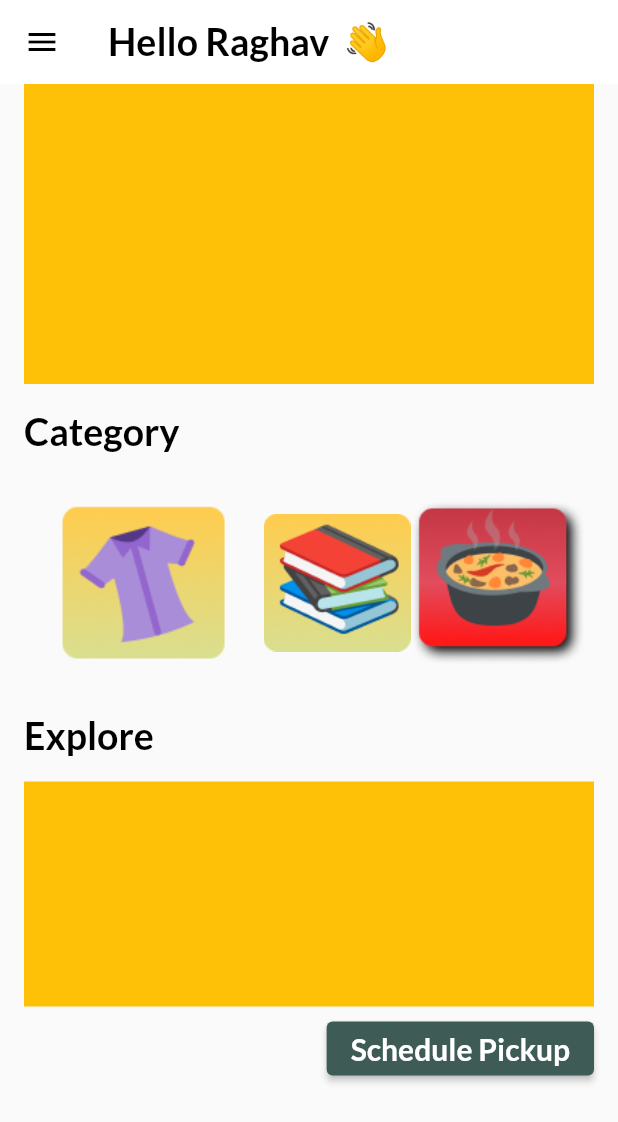
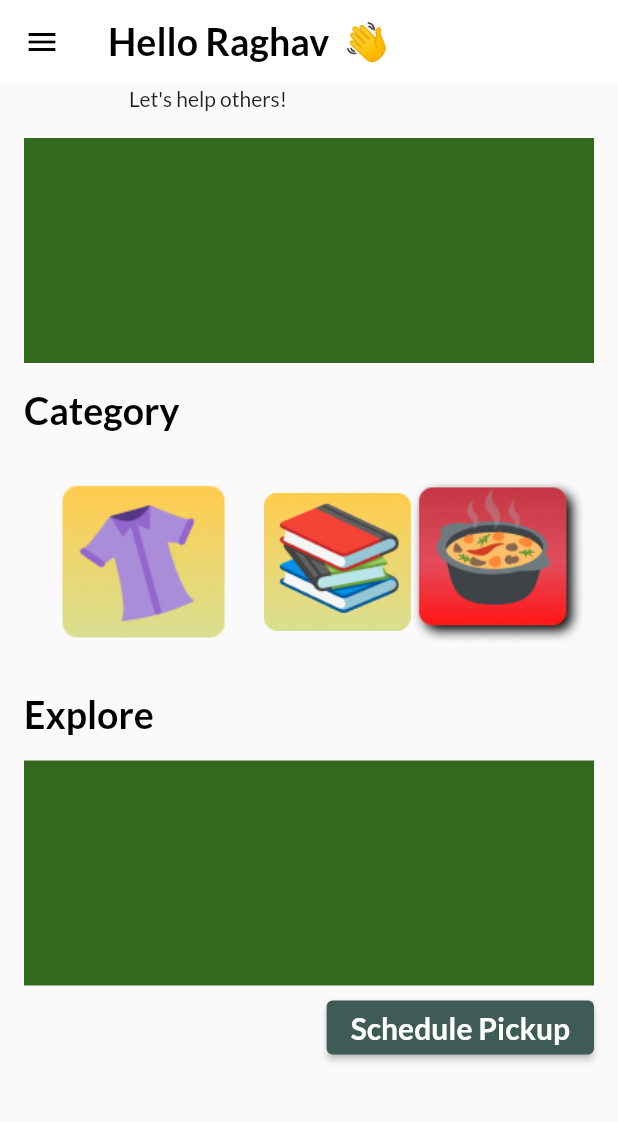
Before and after one commit to hacknitr-kifu/kifu, a Flutter app: the screen it shows after launch, on a phone screen of 412 x 824 dp. Shown: the top 1122 px of the screen. Run offline on Flutter 3.47's test engine with Material 2 defaults, Android fonts, the light colour scheme and no system bars; our stand-ins replace google_fonts, hexcolor, simple_gradient_text; missing offline and left inert: sawo.

Commit message:
home update

```diff
--- a/app/kifu/lib/pages/home_page.dart
+++ b/app/kifu/lib/pages/home_page.dart
@@ -41,9 +41,27 @@ class _HomePageState extends State<HomePage> {
             Padding(
               padding: const EdgeInsets.symmetric(horizontal: 16, vertical: 0),
               child: Container(
-                color: Colors.amber,
-                width: 500,
-                height: 200,
+                width: 450,
+                height: 20,
+                child: Row(
+                  children: [
+                    SizedBox(
+                      width: 70,
+                    ),
+                    Text("Let's help others!")
+                  ],
+                ),
+              ),
+            ),
+            SizedBox(
+              height: 16,
+            ),
+            Padding(
+              padding: const EdgeInsets.symmetric(horizontal: 16, vertical: 0),
+              child: Container(
+                color: Colors.lightGreen.shade900,
+                width: 450,
+                height: 150,
               ),
             ),
             SizedBox(
@@ -122,7 +140,7 @@ class _HomePageState extends State<HomePage> {
             Padding(
               padding: const EdgeInsets.symmetric(horizontal: 16),
               child: Container(
-                color: Colors.amber,
+                color: Colors.lightGreen.shade900,
                 width: 500,
                 height: 150,
               ),
```
